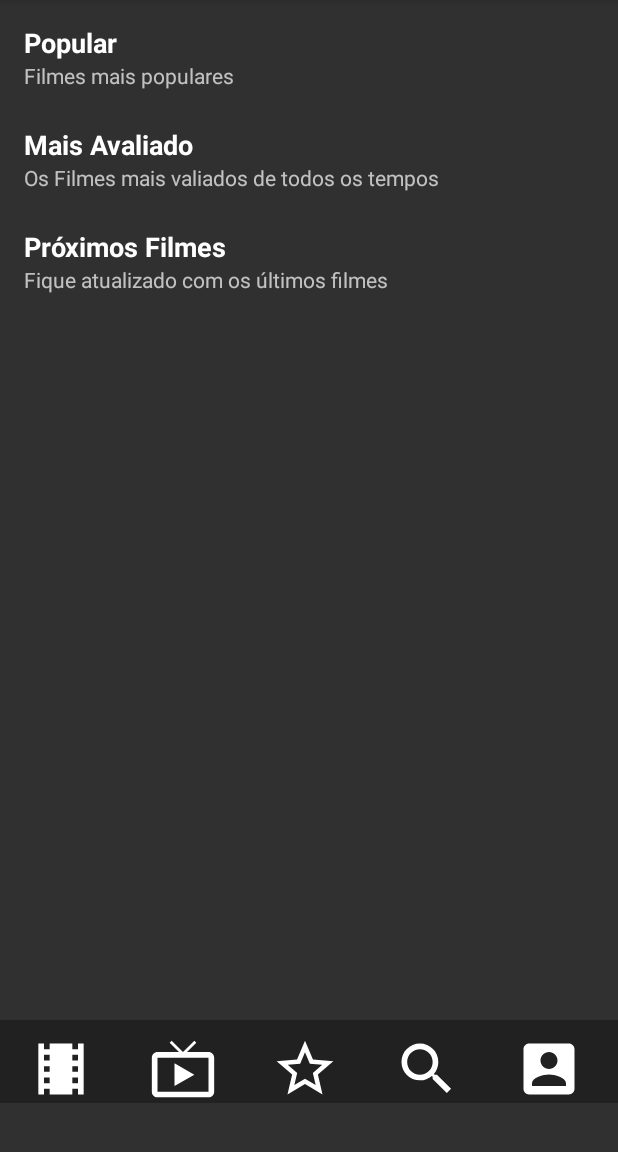
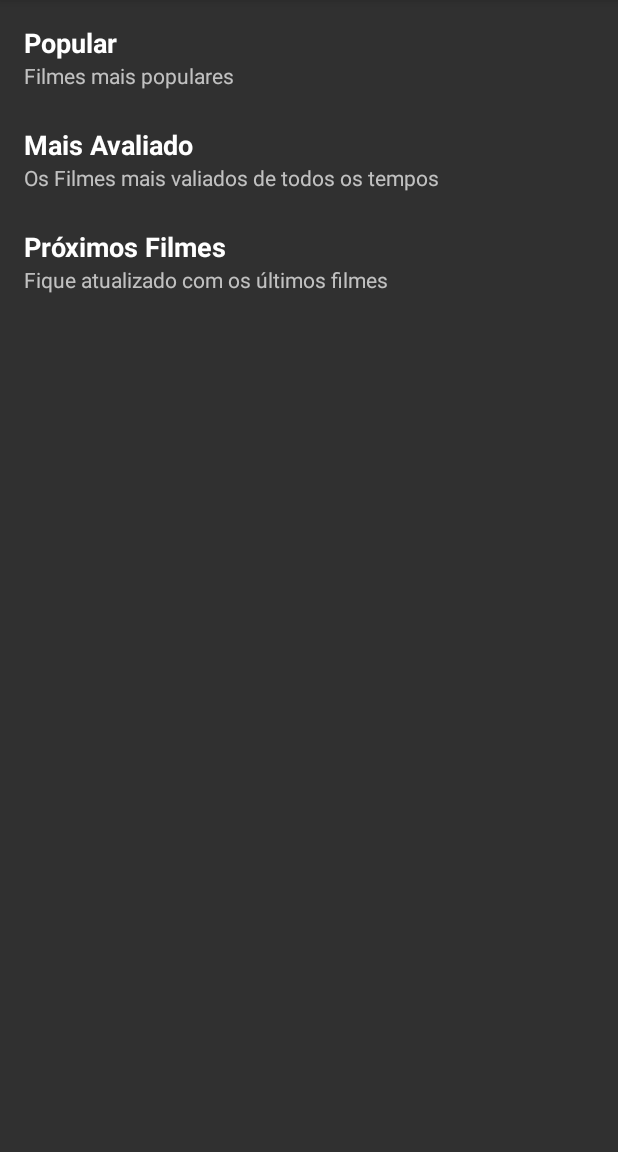
Before and after one commit to felipejoseguimaraesfonseca/TheMovieApp, an Android app: the MainActivity screen opened directly, with no data from a screen before it, on a phone screen of 412 x 824 dp, the part 84-1236 px from its top. Run offline under Robolectric (Android 15) with nearby library versions, the phone set to English and light mode, and no system bars; pictures from the network do not load; 1 statement that could not run was skipped.

Commit message:
bar_navigation.xml has been removed. bottom_navigation_menu.xml has been added.

```diff
--- a/app/build.gradle
+++ b/app/build.gradle
@@ -46,6 +46,7 @@ dependencies {
     implementation 'androidx.core:core-ktx:1.3.1'
     implementation 'androidx.appcompat:appcompat:1.2.0'
     implementation 'androidx.constraintlayout:constraintlayout:2.0.1'
+    implementation 'com.google.android.material:material:1.2.1'
     implementation 'androidx.recyclerview:recyclerview:1.1.0'
     implementation 'androidx.cardview:cardview:1.0.0'
     implementation 'androidx.legacy:legacy-support-v4:1.0.0'
--- a/app/src/main/res/layout/activity_main.xml
+++ b/app/src/main/res/layout/activity_main.xml
@@ -1,18 +1,12 @@
 <?xml version="1.0" encoding="utf-8"?>
 
-<RelativeLayout xmlns:android="http://schemas.android.com/apk/res/android"
+<androidx.core.widget.NestedScrollView xmlns:android="http://schemas.android.com/apk/res/android"
     xmlns:app="http://schemas.android.com/apk/res-auto"
     android:layout_width="match_parent"
     android:layout_height="match_parent">
 
-    <androidx.core.widget.NestedScrollView
-        android:id="@+id/scroll"
-        android:layout_width="match_parent"
-        android:layout_height="wrap_content">
-
-
     <LinearLayout
-            android:id="@+id/layout"
+        android:id="@+id/linear_layout"
         android:layout_width="match_parent"
         android:layout_height="wrap_content"
         android:orientation="vertical">
@@ -102,7 +96,3 @@
     </LinearLayout>
 
 </androidx.core.widget.NestedScrollView>
-
-    <include layout="@layout/bar_navigation"/>
-
-</RelativeLayout>
--- a/app/src/main/res/layout/bar_navigation.xml
+++ /dev/null
@@ -1,66 +0,0 @@
-<?xml version="1.0" encoding="utf-8"?>
-<LinearLayout xmlns:android="http://schemas.android.com/apk/res/android"
-    android:layout_width="match_parent"
-    android:layout_height="match_parent"
-    xmlns:app="http://schemas.android.com/apk/res-auto"
-    android:orientation="vertical">
-
-    <LinearLayout
-        android:layout_width="match_parent"
-        android:layout_height="wrap_content"
-        android:layout_marginTop="680dp"
-        android:background="@color/colorPrimary"
-        android:orientation="horizontal">
-
-        <androidx.appcompat.widget.AppCompatImageButton
-            android:id="@+id/image_button_movie"
-            android:layout_width="wrap_content"
-            android:layout_height="wrap_content"
-            android:layout_marginTop="10dp"
-            android:background="@color/colorPrimary"
-            android:paddingStart="18dp"
-            android:paddingEnd="18dp"
-            app:srcCompat="@drawable/ic_movies" />
-
-        <androidx.appcompat.widget.AppCompatImageButton
-            android:id="@+id/image_button_series"
-            android:layout_width="wrap_content"
-            android:layout_height="wrap_content"
-            android:layout_marginTop="10dp"
-            android:background="@color/colorPrimary"
-            android:paddingStart="18dp"
-            android:paddingEnd="18dp"
-            app:srcCompat="@drawable/ic_series" />
-
-        <androidx.appcompat.widget.AppCompatImageButton
-            android:id="@+id/image_button_favorites"
-            android:layout_width="wrap_content"
-            android:layout_height="wrap_content"
-            android:layout_marginTop="10dp"
-            android:background="@color/colorPrimary"
-            android:paddingStart="18dp"
-            android:paddingEnd="18dp"
-            app:srcCompat="@drawable/ic_favorites" />
-
-        <androidx.appcompat.widget.AppCompatImageButton
-            android:layout_width="wrap_content"
-            android:layout_height="wrap_content"
-            android:layout_marginTop="10dp"
-            android:background="@color/colorPrimary"
-            android:paddingStart="18dp"
-            android:paddingEnd="18dp"
-            app:srcCompat="@drawable/ic_search" />
-
-        <androidx.appcompat.widget.AppCompatImageButton
-            android:layout_width="wrap_content"
-            android:layout_height="wrap_content"
-            android:layout_marginTop="10dp"
-            android:background="@color/colorPrimary"
-            android:paddingStart="18dp"
-            android:paddingEnd="18dp"
-            app:srcCompat="@drawable/ic_my_account" />
-
-    </LinearLayout>
-
-
-</LinearLayout>
--- /dev/null
+++ b/app/src/main/res/menu/bottom_navigation_menu.xml
@@ -0,0 +1,28 @@
+<?xml version="1.0" encoding="utf-8"?>
+<menu xmlns:android="http://schemas.android.com/apk/res/android">
+    <item
+        android:id="@+id/ic_movies"
+        android:icon="@drawable/ic_movies"
+        android:title="@string/item_movies"/>
+
+    <item
+        android:id="@+id/ic_series"
+        android:icon="@drawable/ic_series"
+        android:title="@string/item_series"/>
+
+    <item
+        android:id="@+id/ic_favorites"
+        android:icon="@drawable/ic_favorites"
+        android:title="@string/item_favorites"/>
+
+    <item
+        android:id="@+id/ic_search"
+        android:icon="@drawable/ic_search"
+        android:title="@string/item_search"/>
+
+    <item
+        android:id="@+id/ic_my_account"
+        android:icon="@drawable/ic_my_account"
+        android:title="@string/item_my_account"/>
+
+</menu>
--- a/app/src/main/res/values/strings.xml
+++ b/app/src/main/res/values/strings.xml
@@ -17,4 +17,9 @@
     <string name="no_account_app">Não tem uma conta no app?</string>
     <string name="register_here">Registre-se aqui.</string>
     <string name="put_datas">Por favor preencha os dados</string>
+    <string name="item_movies">Filmes</string>
+    <string name="item_series">Séries</string>
+    <string name="item_favorites">Favoritos</string>
+    <string name="item_search">Pesquisar</string>
+    <string name="item_my_account">Conta</string>
 </resources>
```
Lines whose indentation alone changed are shown as unchanged.
